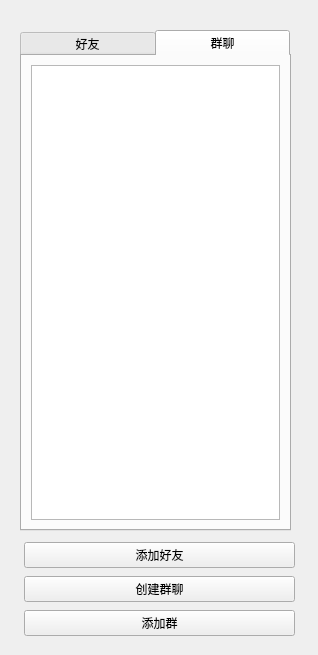
wineee/simple-chat, file client/chatlist.ui: the form before one commit.
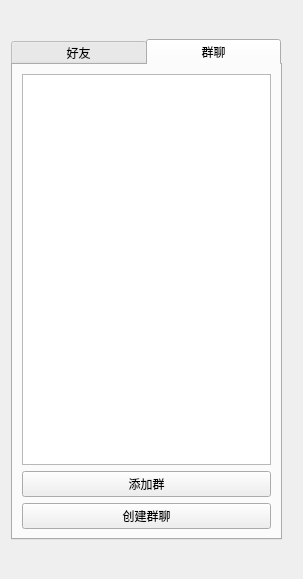
The form after the commit. The open tabs and pages were chosen to show the change.

Commit message: better chatlist ui

Patch:
```diff
--- a/client/chatlist.ui
+++ b/client/chatlist.ui
@@ -6,22 +6,19 @@
    <rect>
     <x>0</x>
     <y>0</y>
-    <width>318</width>
-    <height>655</height>
+    <width>303</width>
+    <height>579</height>
    </rect>
   </property>
   <property name="windowTitle">
    <string>Form</string>
   </property>
+  <property name="styleSheet">
+   <string notr="true"/>
+  </property>
+  <layout class="QVBoxLayout" name="verticalLayout_3">
+   <item>
   <widget class="QTabWidget" name="tabWidget">
-   <property name="geometry">
-    <rect>
-     <x>20</x>
-     <y>30</y>
-     <width>271</width>
-     <height>501</height>
-    </rect>
-   </property>
    <property name="minimumSize">
     <size>
      <width>271</width>
@@ -48,6 +45,13 @@
      <item>
       <widget class="QListWidget" name="friendList"/>
      </item>
+       <item>
+        <widget class="QPushButton" name="addButton">
+         <property name="text">
+          <string>添加好友</string>
+         </property>
+        </widget>
+       </item>
     </layout>
    </widget>
    <widget class="QWidget" name="tab_2">
@@ -58,33 +62,6 @@
      <item>
       <widget class="QListWidget" name="groupList"/>
      </item>
-    </layout>
-   </widget>
-  </widget>
-  <widget class="QWidget" name="">
-   <property name="geometry">
-    <rect>
-     <x>24</x>
-     <y>540</y>
-     <width>271</width>
-     <height>100</height>
-    </rect>
-   </property>
-   <layout class="QVBoxLayout" name="verticalLayout_3">
-    <item>
-     <widget class="QPushButton" name="addButton">
-      <property name="text">
-       <string>添加好友</string>
-      </property>
-     </widget>
-    </item>
-    <item>
-     <widget class="QPushButton" name="createGroupButton">
-      <property name="text">
-       <string>创建群聊</string>
-      </property>
-     </widget>
-    </item>
     <item>
      <widget class="QPushButton" name="addGroupButton">
       <property name="text">
@@ -92,8 +69,18 @@
       </property>
      </widget>
     </item>
-   </layout>
-  </widget>
+       <item>
+        <widget class="QPushButton" name="createGroupButton">
+         <property name="text">
+          <string>创建群聊</string>
+         </property>
+        </widget>
+       </item>
+      </layout>
+     </widget>
+    </widget>
+   </item>
+  </layout>
  </widget>
  <resources/>
  <connections/>
```
Left out of the diff: 2 changed lines with no effect on the pictures. Lines whose indentation alone changed are shown as unchanged. The commit also changes 3 other files.
